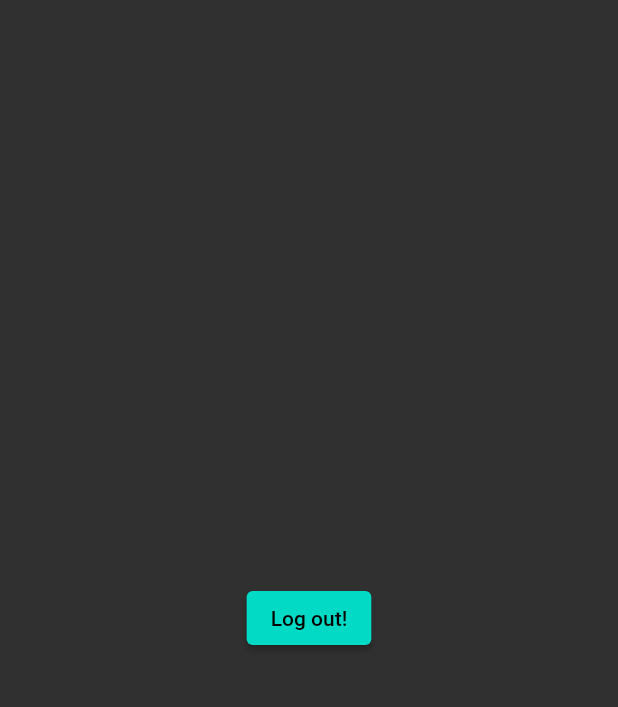
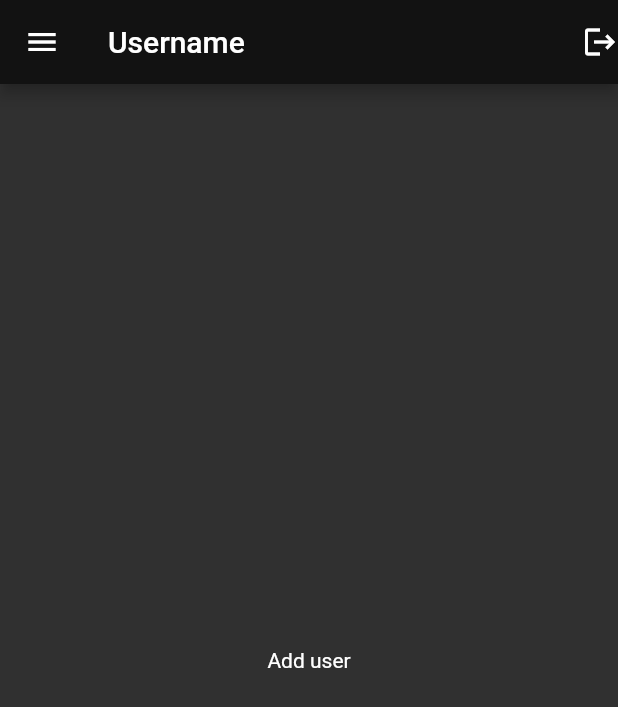
Before and after one commit to DavidVictorvV/Appoint_app_flutter, a Flutter app: the screen it shows once a user with an empty profile is signed in, on a phone screen of 412 x 824 dp. Shown: the top 707 px of the screen. Run offline on Flutter 3.47's test engine with Material 2 defaults, Android fonts, the light colour scheme and no system bars; our stand-ins replace cloud_firestore, firebase_auth, firebase_core; accounts and stored records are empty.

Commit message:
+ main page

```diff
--- a/lib/auth_page/auth_pages/verify_email.dart
+++ b/lib/auth_page/auth_pages/verify_email.dart
@@ -4,6 +4,7 @@ import 'package:firebase_auth/firebase_auth.dart';
 import 'package:flutter/material.dart';
 
 import '../../global_utils/utils.dart';
+import '../../main_page.dart';
 
 class VerifyEmailPage extends StatefulWidget {
   bool darkM;
@@ -76,14 +77,7 @@ class _VerifyEmailPageState extends State<VerifyEmailPage> {
   @override
   Widget build(BuildContext context) {
     return isEmailVerified
-        ? Center(
-            child: ElevatedButton(
-            child: Text("Log out!"),
-            onPressed: () {
-              FirebaseAuth.instance.signOut();
-            },
-          ))
-        // ? MainPage(darkM, callback)
+        ? MainPage(darkM, callback)
         : Scaffold(
             appBar: AppBar(
               title: const Text("Verify Email"),
--- /dev/null
+++ b/lib/main_page.dart
@@ -0,0 +1,104 @@
+import 'package:firebase_auth/firebase_auth.dart';
+import 'package:flutter/material.dart';
+
+class MainPage extends StatefulWidget {
+  bool darkM;
+  Function(bool) callback;
+
+  MainPage(this.darkM, this.callback, {Key? key}) : super(key: key);
+
+  @override
+  State<MainPage> createState() => _MainPageState(darkM, callback);
+}
+
+class _MainPageState extends State<MainPage> {
+  var page = 0;
+  bool isSwitched = false;
+  bool darkM;
+  Function(bool) callback;
+  _MainPageState(this.darkM, this.callback);
+
+  @override
+  Widget build(BuildContext context) {
+    final user = FirebaseAuth.instance.currentUser;
+
+    return Scaffold(
+      resizeToAvoidBottomInset: false,
+      drawer: Drawer(
+        child: ListView(
+          padding: EdgeInsets.zero,
+          children: [
+            SizedBox(
+              height: 80.0,
+              child: DrawerHeader(
+                decoration:
+                    BoxDecoration(color: Theme.of(context).primaryColor),
+                padding: const EdgeInsets.all(15.0),
+                child: const Text('Appoint App'),
+              ),
+            ),
+            ListTile(
+              title: Row(
+                children: [
+                  const Text("Dark"),
+                  Switch(
+                    value: darkM,
+                    onChanged: (value) {
+                      callback(value);
+                    },
+                  ),
+                  const Text("Ligth"),
+                ],
+              ),
+            ),
+            ListTile(
+              title: const Text('Add client'),
+              onTap: () {
+                setState(() {
+                  page = 0;
+                });
+                Navigator.pop(context);
+              },
+            ),
+            ListTile(
+              title: const Text('Client list'),
+              onTap: () {
+                setState(() {
+                  page = 1;
+                });
+                Navigator.pop(context);
+              },
+            ),
+          ],
+        ),
+      ),
+      appBar: AppBar(
+        title: Row(
+          children: const [
+            Text("Username"),
+            // const UserName(),
+            SizedBox(
+              width: 40,
+            ),
+          ],
+        ),
+        actions: [
+          GestureDetector(
+            onTap: () {
+              FirebaseAuth.instance.signOut();
+            },
+            child: const Icon(Icons.logout),
+          ),
+        ],
+      ),
+      // body: page == 0 ? AddUser() : UserList(),
+      body: page == 0
+          ? const Center(
+              child: Text("Add user"),
+            )
+          : const Center(
+              child: Text("User list"),
+            ),
+    );
+  }
+}
```
